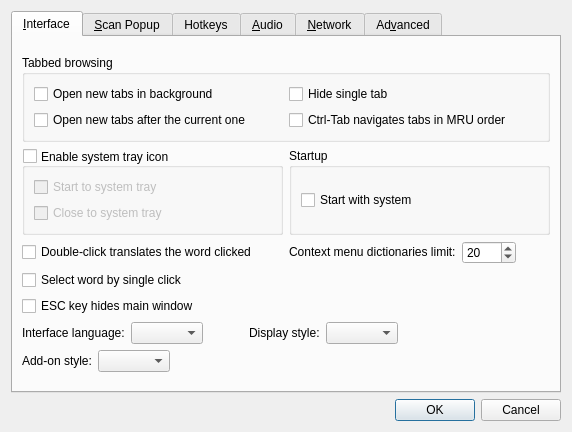
The window that preferences.ui (goldendict/goldendict) describes before a commit, drawn with Qt 5.
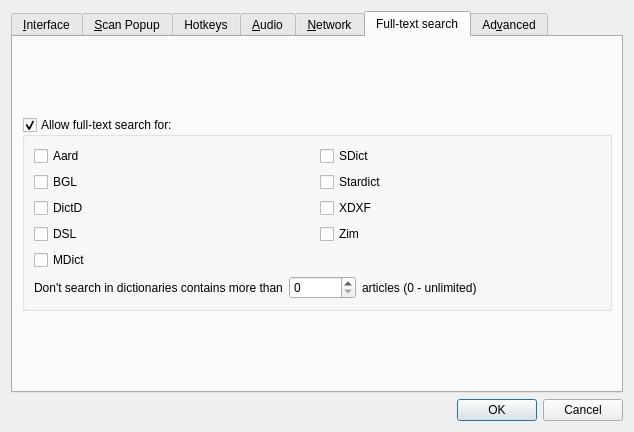
The same window after the commit. The open tabs and pages were chosen to show the change. Icons and pictures are not drawn. Custom widgets are drawn as their Qt base class.

Commit message: Full-text search: a new mode - Enumeration

What changed in the file:
```diff
--- a/preferences.ui
+++ b/preferences.ui
@@ -6,7 +6,7 @@
    <rect>
     <x>0</x>
     <y>0</y>
-    <width>572</width>
+    <width>634</width>
     <height>403</height>
    </rect>
   </property>
@@ -1107,6 +1107,162 @@
        </item>
       </layout>
      </widget>
+     <widget class="QWidget" name="tab_FTS">
+      <attribute name="icon">
+       <iconset resource="resources.qrc">
+        <normaloff>:/icons/system-search.png</normaloff>:/icons/system-search.png</iconset>
+      </attribute>
+      <attribute name="title">
+       <string>Full-text search</string>
+      </attribute>
+      <layout class="QVBoxLayout" name="verticalLayout_19">
+       <item>
+        <spacer name="verticalSpacer_9">
+         <property name="orientation">
+          <enum>Qt::Vertical</enum>
+         </property>
+         <property name="sizeHint" stdset="0">
+          <size>
+           <width>20</width>
+           <height>40</height>
+          </size>
+         </property>
+        </spacer>
+       </item>
+       <item>
+        <widget class="QGroupBox" name="ftsGroupBox">
+         <property name="title">
+          <string>Allow full-text search for:</string>
+         </property>
+         <property name="checkable">
+          <bool>true</bool>
+         </property>
+         <property name="checked">
+          <bool>true</bool>
+         </property>
+         <layout class="QGridLayout" name="gridLayout_4">
+          <item row="0" column="0">
+           <widget class="QCheckBox" name="allowAard">
+            <property name="text">
+             <string notr="true">Aard</string>
+            </property>
+           </widget>
+          </item>
+          <item row="1" column="0">
+           <widget class="QCheckBox" name="allowBGL">
+            <property name="text">
+             <string notr="true">BGL</string>
+            </property>
+           </widget>
+          </item>
+          <item row="2" column="0">
+           <widget class="QCheckBox" name="allowDictD">
+            <property name="text">
+             <string notr="true">DictD</string>
+            </property>
+           </widget>
+          </item>
+          <item row="3" column="0">
+           <widget class="QCheckBox" name="allowDSL">
+            <property name="text">
+             <string notr="true">DSL</string>
+            </property>
+           </widget>
+          </item>
+          <item row="4" column="0">
+           <widget class="QCheckBox" name="allowMDict">
+            <property name="text">
+             <string notr="true">MDict</string>
+            </property>
+           </widget>
+          </item>
+          <item row="0" column="1">
+           <widget class="QCheckBox" name="allowSDict">
+            <property name="text">
+             <string notr="true">SDict</string>
+            </property>
+           </widget>
+          </item>
+          <item row="1" column="1">
+           <widget class="QCheckBox" name="allowStardict">
+            <property name="text">
+             <string notr="true">Stardict</string>
+            </property>
+           </widget>
+          </item>
+          <item row="2" column="1">
+           <widget class="QCheckBox" name="allowXDXF">
+            <property name="text">
+             <string notr="true">XDXF</string>
+            </property>
+           </widget>
+          </item>
+          <item row="3" column="1">
+           <widget class="QCheckBox" name="allowZim">
+            <property name="text">
+             <string notr="true">Zim</string>
+            </property>
+           </widget>
+          </item>
+          <item row="5" column="0" colspan="2">
+           <layout class="QHBoxLayout" name="horizontalLayout_14">
+            <item>
+             <widget class="QLabel" name="label_14">
+              <property name="text">
+               <string>Don't search in dictionaries contains more than</string>
+              </property>
+             </widget>
+            </item>
+            <item>
+             <widget class="QSpinBox" name="maxDictionarySize">
+              <property name="maximum">
+               <number>10000000</number>
+              </property>
+              <property name="singleStep">
+               <number>10000</number>
+              </property>
+             </widget>
+            </item>
+            <item>
+             <widget class="QLabel" name="label_15">
+              <property name="text">
+               <string>articles (0 - unlimited)</string>
+              </property>
+             </widget>
+            </item>
+            <item>
+             <spacer name="horizontalSpacer_10">
+              <property name="orientation">
+               <enum>Qt::Horizontal</enum>
+              </property>
+              <property name="sizeHint" stdset="0">
+               <size>
+                <width>40</width>
+                <height>20</height>
+               </size>
+              </property>
+             </spacer>
+            </item>
+           </layout>
+          </item>
+         </layout>
+        </widget>
+       </item>
+       <item>
+        <spacer name="verticalSpacer_7">
+         <property name="orientation">
+          <enum>Qt::Vertical</enum>
+         </property>
+         <property name="sizeHint" stdset="0">
+          <size>
+           <width>20</width>
+           <height>40</height>
+          </size>
+         </property>
+        </spacer>
+       </item>
+      </layout>
+     </widget>
      <widget class="QWidget" name="tab_Advanced">
       <attribute name="title">
        <string>Ad&amp;vanced</string>
```
Left out of the diff: 45 changed lines with no effect on the pictures. Lines whose indentation alone changed are shown as unchanged. The commit also changes 128 other files.
